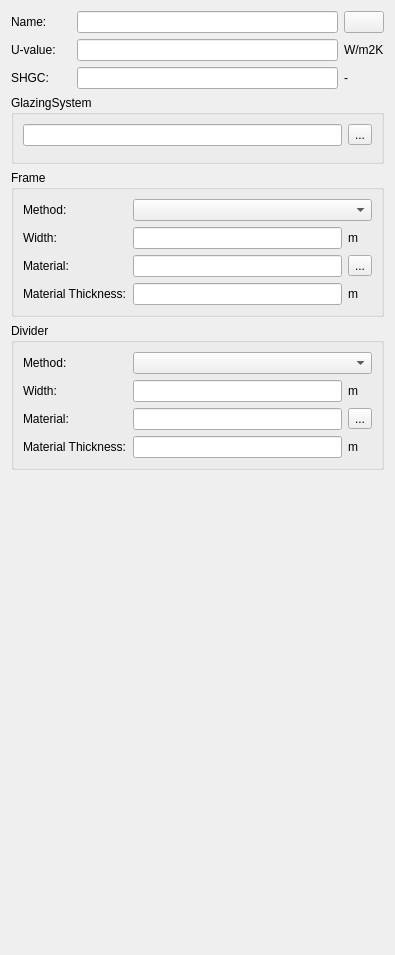
Before: the Qt Designer form SIM-VICUS/src/SVDBWindowEditWidget.ui in ghorwin/SIM-VICUS, drawn with Qt 5.
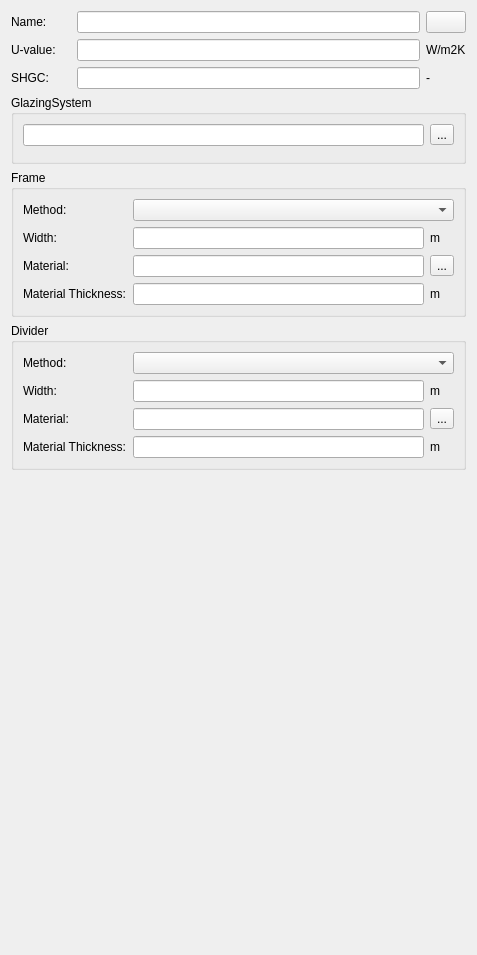
After: the same form once the commit is applied. Custom widgets are drawn as their Qt base class.

Commit message: translations, some ui label changes

```diff
--- a/SIM-VICUS/src/SVDBWindowEditWidget.ui
+++ b/SIM-VICUS/src/SVDBWindowEditWidget.ui
@@ -6,7 +6,7 @@
    <rect>
     <x>0</x>
     <y>0</y>
-    <width>395</width>
+    <width>477</width>
     <height>955</height>
    </rect>
   </property>
```
The commit also changes 5 other files.
